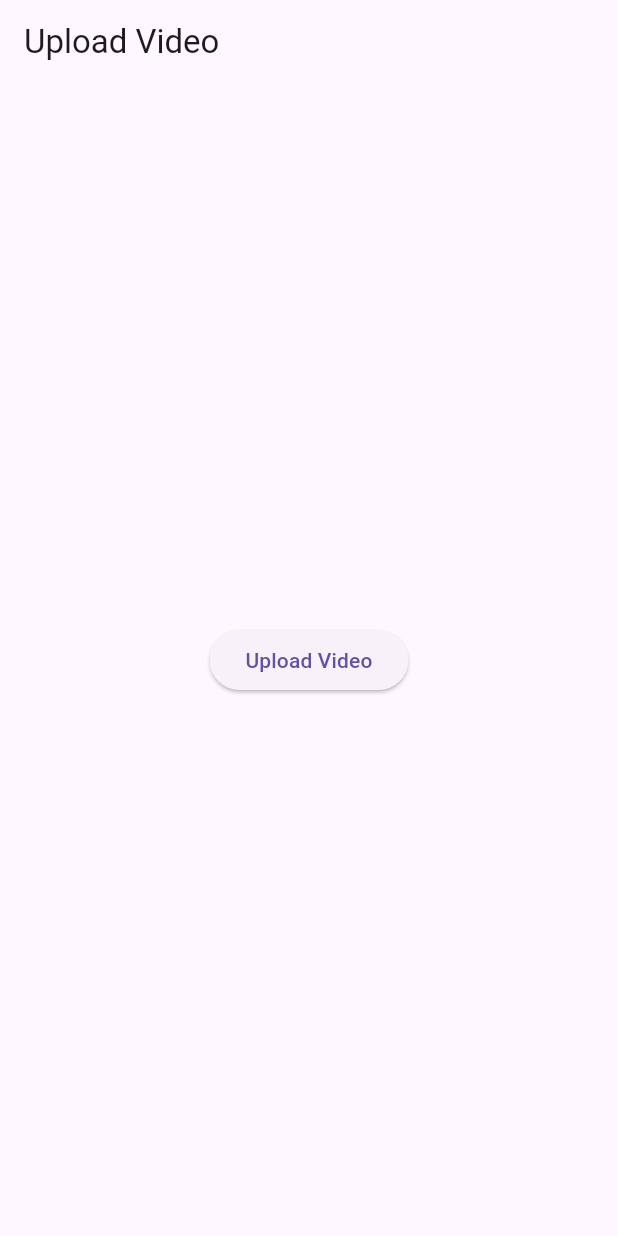
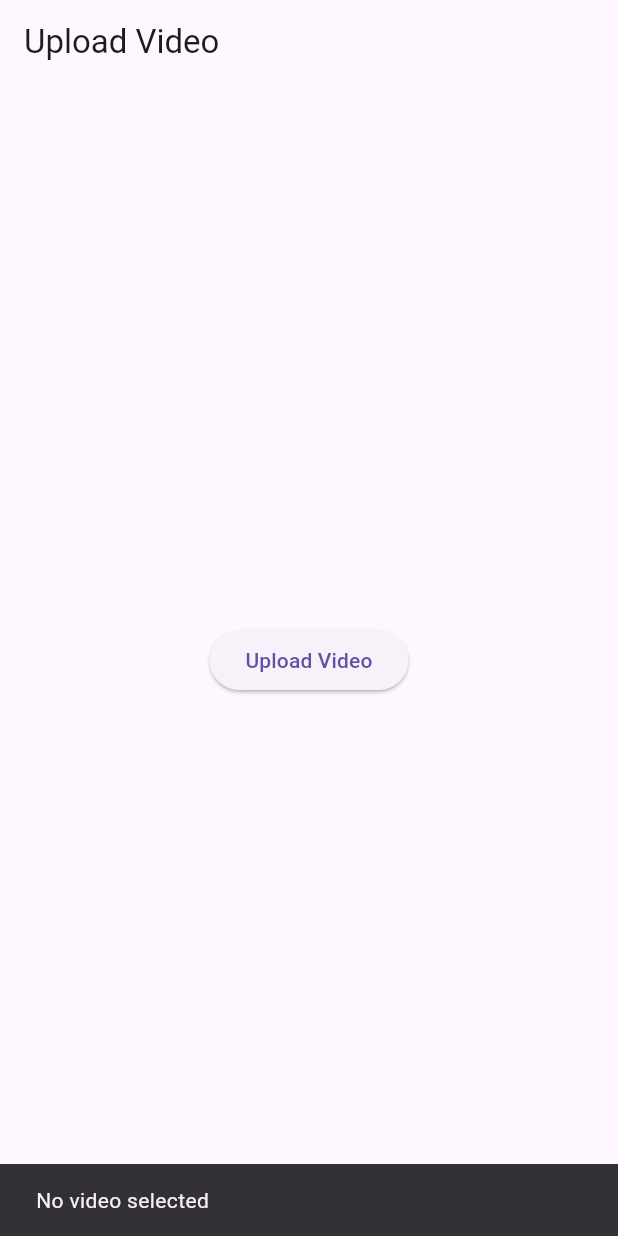
Before and after one commit to KramersMichiel/ipmedth_groep_5_Fysiotherapie, a Flutter app: the screen it shows after launch, after a tap on "Upload Video", on a phone screen of 412 x 824 dp. Run offline on Flutter 3.47's test engine with Material 3 defaults, Android fonts, the phone set to English and light mode, and no system bars; our stand-ins replace better_player_plus, file_picker.

Commit message:
hier loop ik vast

```diff
--- a/ipmedth_groep5_fysiotherapie_app/lib/main.dart
+++ b/ipmedth_groep5_fysiotherapie_app/lib/main.dart
@@ -28,6 +28,7 @@ class _UploadVideoPageState extends State<UploadVideoPage> {
   String? _videoPath;
 
   Future<void> _pickVideo() async {
+    try {
       final result = await FilePicker.platform.pickFiles(
         type: FileType.video,
         allowMultiple: false,
@@ -38,12 +39,25 @@ class _UploadVideoPageState extends State<UploadVideoPage> {
           _videoPath = result.files.single.path!;
         });
 
-      // Navigate to video player page
+        print("Navigating to VideoPlayerPage with path: $_videoPath");
+
+        // Navigate to the video player page
         Navigator.push(
           context,
           MaterialPageRoute(
             builder: (context) => VideoPlayerPage(videoPath: _videoPath!),
           ),
+        );
+      } else {
+        print("No video selected");
+        ScaffoldMessenger.of(context).showSnackBar(
+          SnackBar(content: Text("No video selected")),
+        );
+      }
+    } catch (e) {
+      print("Error during video picking: $e");
+      ScaffoldMessenger.of(context).showSnackBar(
+        SnackBar(content: Text("An error occurred while picking the video")),
       );
     }
   }
```
Lines whose indentation alone changed are shown as unchanged.
